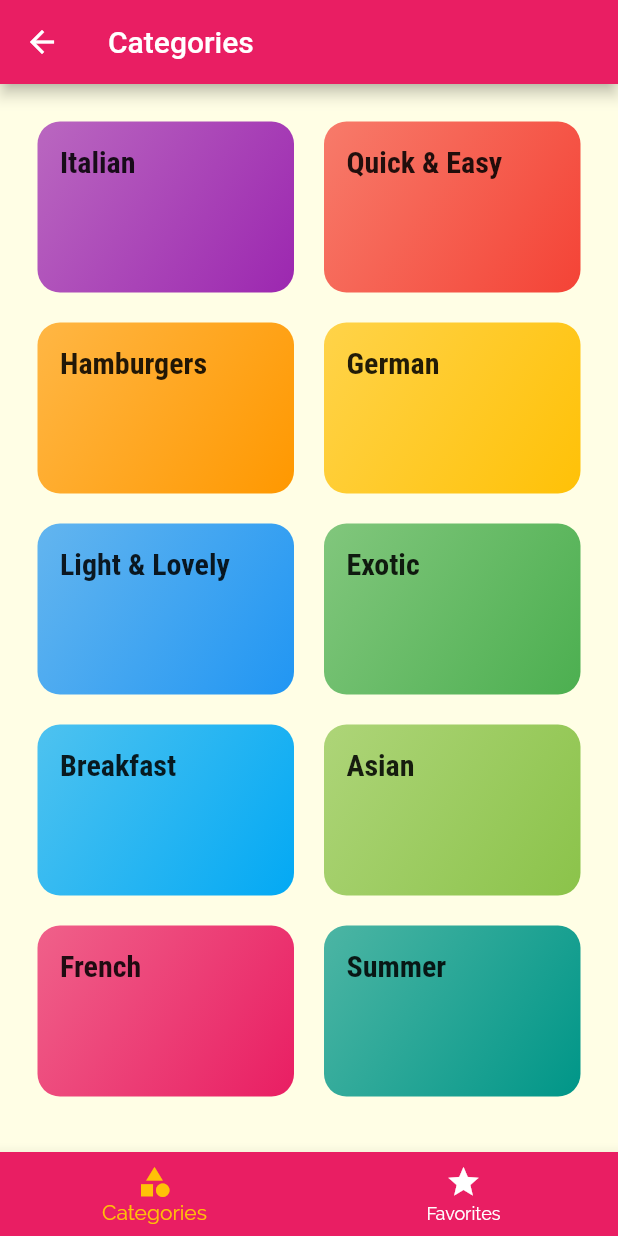
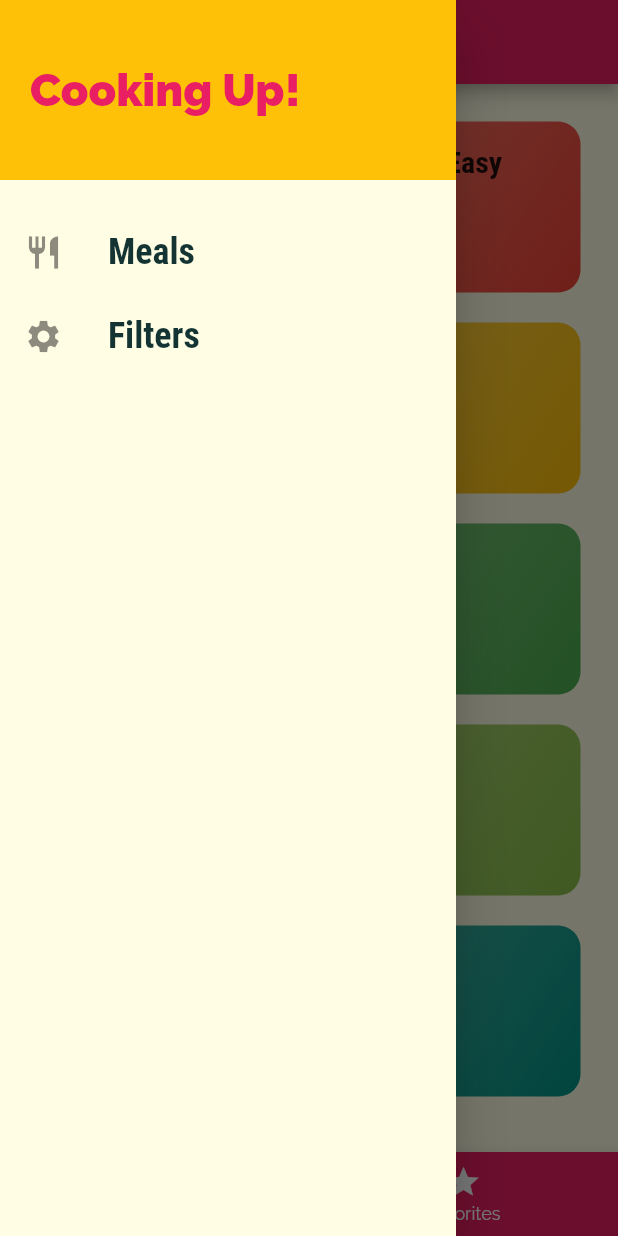
Before and after one commit to dastagg/ACMIND-meals, a Flutter app: the screen it shows after launch, with the side drawer open (before the commit the screen has no drawer), on a phone screen of 412 x 824 dp. Run offline on Flutter 3.47's test engine with Material 2 defaults, Android fonts, the phone set to English and light mode, and no system bars.

Commit message:
Update Drawer to display Title and links.
Links don't work yet.

```diff
--- a/lib/screens/tabs_screen.dart
+++ b/lib/screens/tabs_screen.dart
@@ -1,4 +1,5 @@
 import 'package:flutter/material.dart';
+import '../widgets/main_drawer.dart';
 import '../screens/categories_screen.dart';
 import '../screens/favorites_screen.dart';
 
@@ -30,6 +31,7 @@ class _TabsScreenState extends State<TabsScreen> {
       appBar: AppBar(
         title: Text(_pages[_selectedPageIndex]['title'] as String),
       ),
+      drawer: MainDrawer(),
       body: _pages[_selectedPageIndex]['page'] as Widget,
       bottomNavigationBar: BottomNavigationBar(
         onTap: _selectPage,
--- /dev/null
+++ b/lib/widgets/main_drawer.dart
@@ -0,0 +1,53 @@
+import 'package:flutter/material.dart';
+
+class MainDrawer extends StatelessWidget {
+  Widget buildListTile(String title, IconData icon) {
+    return ListTile(
+      leading: Icon(
+        icon,
+        size: 26,
+      ),
+      title: Text(
+        title,
+        style: const TextStyle(
+          fontFamily: 'RobotoCondensed',
+          fontSize: 24,
+          fontWeight: FontWeight.bold,
+        ),
+      ),
+      onTap: () {},
+    );
+  }
+
+  const MainDrawer({Key? key}) : super(key: key);
+
+  @override
+  Widget build(BuildContext context) {
+    return Drawer(
+      child: Column(
+        children: [
+          Container(
+            height: 120,
+            width: double.infinity,
+            padding: const EdgeInsets.all(20),
+            alignment: Alignment.centerLeft,
+            color: Theme.of(context).accentColor,
+            child: Text(
+              'Cooking Up!',
+              style: TextStyle(
+                fontWeight: FontWeight.w900,
+                fontSize: 30,
+                color: Theme.of(context).primaryColor,
+              ),
+            ),
+          ),
+          const SizedBox(
+            height: 20,
+          ),
+          buildListTile('Meals', Icons.restaurant),
+          buildListTile('Filters', Icons.settings),
+        ],
+      ),
+    );
+  }
+}
```
